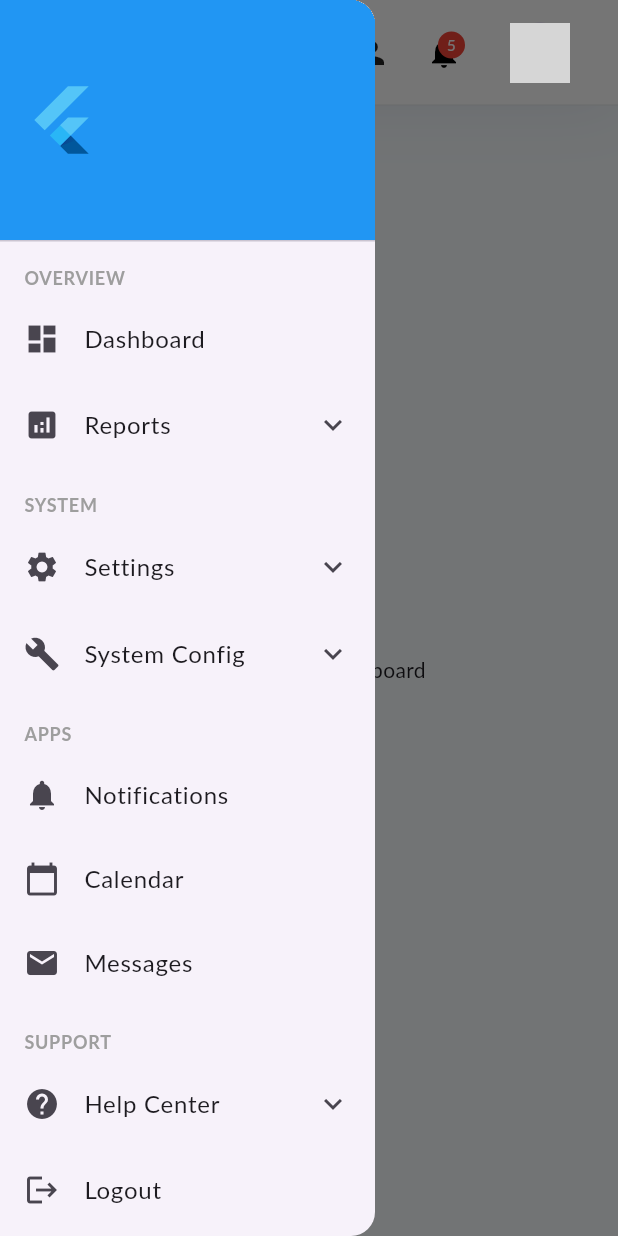
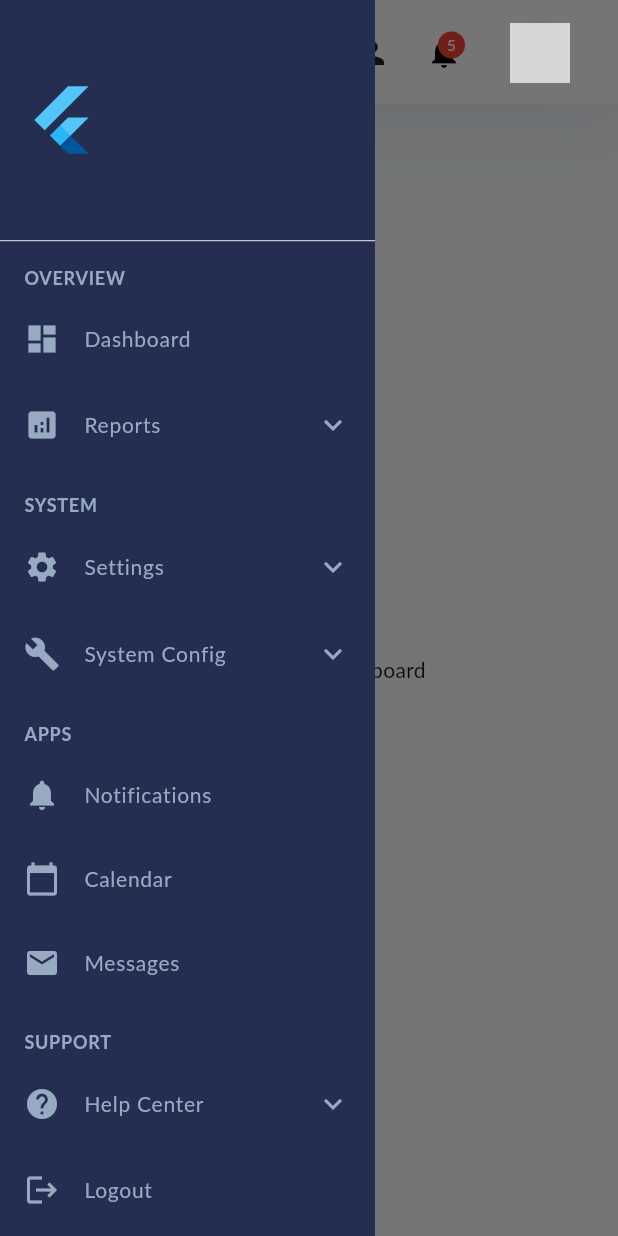
Before and after one commit to romulorodrigues/responsive_dashboard, a Flutter app: the screen it shows after launch, with the side drawer open, on a phone screen of 412 x 824 dp. Run offline on Flutter 3.47's test engine with Material 3 defaults, Android fonts, the phone set to English and light mode, and no system bars; network calls fail; Roboto replaces fonts that are missing (Lato); grey boxes are pictures that could not be loaded.

Commit message:
refactor: styles

```diff
--- a/lib/src/layout/dashboard_layout.dart
+++ b/lib/src/layout/dashboard_layout.dart
@@ -11,7 +11,8 @@ class DashboardLayout extends StatefulWidget {
   final Widget topBar;
   final List<MenuItemModel> menuItems;
   final TextStyle? sideBarSectionTextStyle;
-  final TextStyle? sideBarMenuItemTextStyle;
+  final Color? sideBarHeaderBackgroundColor;
+  final Color? sideBarBackgroundColor;
 
   const DashboardLayout({
     Key? key,
@@ -20,7 +21,8 @@ class DashboardLayout extends StatefulWidget {
     this.backgroundColor,
     required this.menuItems,
     this.sideBarSectionTextStyle,
-    this.sideBarMenuItemTextStyle,
+    this.sideBarHeaderBackgroundColor,
+    this.sideBarBackgroundColor,
   }) : super(key: key);
 
   @override
@@ -70,6 +72,9 @@ class _DashboardLayoutState extends State<DashboardLayout> {
               onToggleMenu: toggleMenu,
               onForceExpand: forceExpand,
               menuItems: widget.menuItems,
+              sectionTextStyle: widget.sideBarSectionTextStyle,
+              headerBackgroundColor: widget.sideBarHeaderBackgroundColor,
+              backgroundColor: widget.sideBarBackgroundColor,
             )
           : null,
       body: Row(
@@ -81,8 +86,9 @@ class _DashboardLayoutState extends State<DashboardLayout> {
               onToggleMenu: toggleMenu,
               onForceExpand: forceExpand,
               menuItems: widget.menuItems,
-              sideBarSectionTextStyle: widget.sideBarSectionTextStyle,
-              sideBarMenuItemTextStyle: widget.sideBarMenuItemTextStyle,
+              sectionTextStyle: widget.sideBarSectionTextStyle,
+              headerBackgroundColor: widget.sideBarHeaderBackgroundColor,
+              backgroundColor: widget.sideBarBackgroundColor,
             ),
           Expanded(
             child: Column(
--- a/lib/src/models/menu_item_model.dart
+++ b/lib/src/models/menu_item_model.dart
@@ -7,6 +7,9 @@ class MenuItemModel {
   final List<MenuItemModel>? children;
   bool isExpanded;
   final String? section;
+  final TextStyle? textStyle;
+  final Color? iconColor;
+  final Color? arrowColor;
 
   MenuItemModel({
     required this.icon,
@@ -15,6 +18,9 @@ class MenuItemModel {
     this.children,
     this.isExpanded = false,
     this.section,
+    this.textStyle,
+    this.iconColor,
+    this.arrowColor,
   });
 
   bool get hasChildren => children != null && children!.isNotEmpty;
--- a/lib/src/widgets/side_bar.dart
+++ b/lib/src/widgets/side_bar.dart
@@ -6,8 +6,9 @@ class SideBar extends StatelessWidget {
   final VoidCallback onToggleMenu;
   final VoidCallback? onForceExpand;
   final List<MenuItemModel> menuItems;
-  final TextStyle? sideBarSectionTextStyle;
-  final TextStyle? sideBarMenuItemTextStyle;
+  final TextStyle? sectionTextStyle;
+  final Color? backgroundColor;
+  final Color? headerBackgroundColor;
 
   const SideBar({
     super.key,
@@ -15,8 +16,9 @@ class SideBar extends StatelessWidget {
     required this.onToggleMenu,
     this.onForceExpand,
     required this.menuItems,
-    this.sideBarSectionTextStyle,
-    this.sideBarMenuItemTextStyle,
+    this.sectionTextStyle,
+    this.backgroundColor,
+    this.headerBackgroundColor,
   });
 
   @override
@@ -24,10 +26,14 @@ class SideBar extends StatelessWidget {
     return SizedBox(
       width: isCollapsed ? 80 : 250,
       child: Drawer(
+        shape: const RoundedRectangleBorder(borderRadius: BorderRadius.zero),
+        backgroundColor: backgroundColor ?? const Color(0xFF232E51),
         child: Column(
           children: [
             DrawerHeader(
-              decoration: const BoxDecoration(color: Colors.blue),
+              decoration: BoxDecoration(
+                color: headerBackgroundColor ?? const Color(0xFF232E51),
+              ),
               margin: EdgeInsets.zero,
               padding: const EdgeInsets.symmetric(horizontal: 16),
               child: Row(
@@ -38,9 +44,12 @@ class SideBar extends StatelessWidget {
               ),
             ),
             Expanded(
+              child: Container(
+                color: backgroundColor ?? const Color(0xFF232E51),
                 child: ListView(
                   padding: EdgeInsets.zero,
                   children: _buildMenuItemsGroupedBySection(context),
+                ),
               ),
             ),
           ],
@@ -65,11 +74,11 @@ class SideBar extends StatelessWidget {
             padding: const EdgeInsets.fromLTRB(16, 16, 16, 4),
             child: Text(
               section.toUpperCase(),
-              style: sideBarSectionTextStyle ??
+              style: sectionTextStyle ??
                   const TextStyle(
                     fontSize: 12,
                     fontWeight: FontWeight.bold,
-                    color: Colors.grey,
+                    color: const Color(0xFF97aac1),
                     letterSpacing: 0.5,
                   ),
             ),
@@ -85,15 +94,33 @@ class SideBar extends StatelessWidget {
 
   Widget _buildMenuItem(BuildContext context, MenuItemModel item) {
     if (item.hasChildren) {
-      return ExpansionTile(
+      return Tooltip(
+        message: item.label,
+        child: ExpansionTile(
           key: ValueKey('${item.label}_${item.isExpanded}'),
-        leading: Icon(item.icon),
+          leading: Icon(
+            item.icon,
+            color: item.iconColor ?? const Color(0xFF97aac1),
+          ),
           title: Row(
             children: [
               if (!isCollapsed)
                 Expanded(
-                  child: Text(item.label, style: sideBarMenuItemTextStyle)),
+                  child: Text(
+                    item.label,
+                    style: item.textStyle ??
+                        const TextStyle(
+                          fontSize: 14,
+                          color: Color(0xFF97aac1),
+                          letterSpacing: 0.5,
+                        ),
+                  ),
+                ),
             ],
+          ),
+          trailing: Icon(
+            item.isExpanded ? Icons.expand_less : Icons.expand_more,
+            color: item.arrowColor ?? const Color(0xFF97aac1),
           ),
           initiallyExpanded: item.isExpanded,
           tilePadding: const EdgeInsets.symmetric(horizontal: 16),
@@ -107,16 +134,27 @@ class SideBar extends StatelessWidget {
           children: item.children!
               .map((child) => _buildMenuItem(context, child))
               .toList(),
+        ),
       );
     } else {
       return Tooltip(
         message: item.label,
-        waitDuration: const Duration(milliseconds: 300),
         child: ListTile(
-          leading: Icon(item.icon),
+          leading: Icon(
+            item.icon,
+            color: item.iconColor ?? const Color(0xFF97aac1),
+          ),
           title: isCollapsed
               ? const SizedBox.shrink()
-              : Text(item.label, style: sideBarMenuItemTextStyle),
+              : Text(
+                  item.label,
+                  style: item.textStyle ??
+                      const TextStyle(
+                        fontSize: 14,
+                        color: Color(0xFF97aac1),
+                        letterSpacing: 0.5,
+                      ),
+                ),
           onTap: item.onTap,
           contentPadding: const EdgeInsets.symmetric(horizontal: 16),
           minLeadingWidth: 0,
```
Lines whose indentation alone changed are shown as unchanged.
